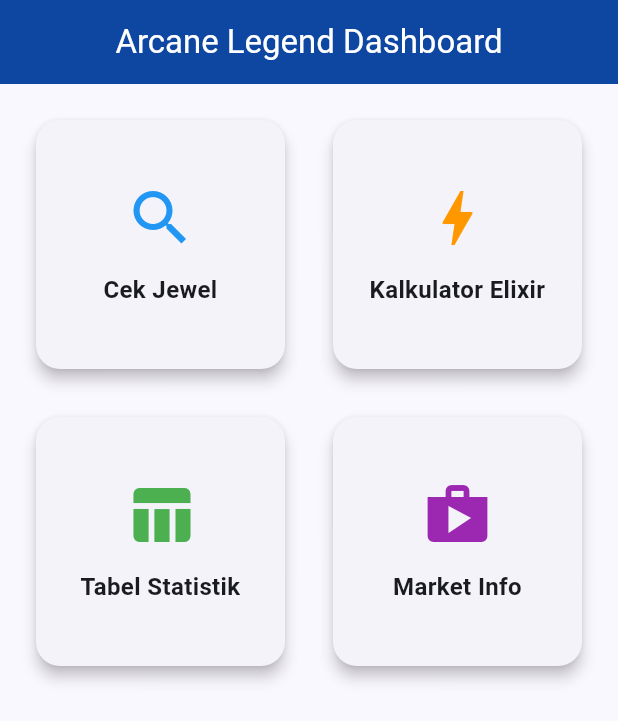
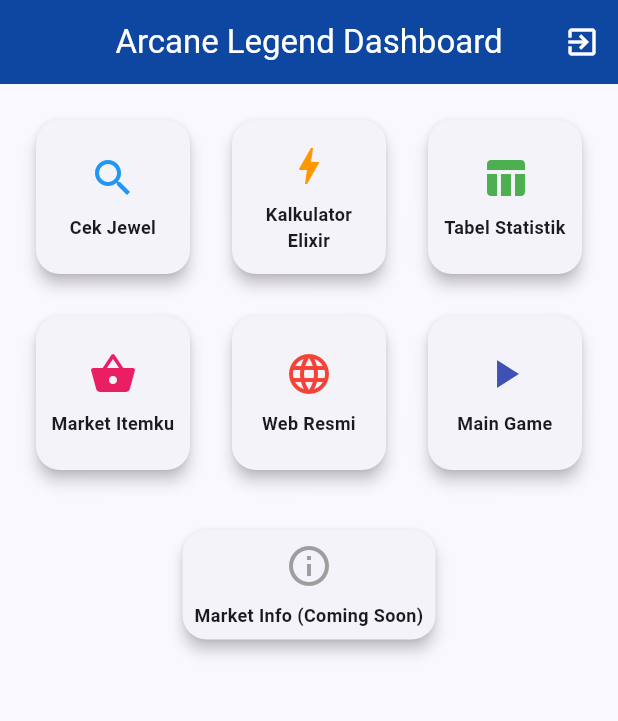
Before and after one commit to kanzankazu/Kanzan_Flutter_Arcane_Legend_Info, a Flutter app: the screen it shows after launch, on a phone screen of 412 x 824 dp. Shown: the top 721 px of the screen. Run offline on Flutter 3.47's test engine with Material 3 defaults, Android fonts, the phone set to English and light mode, and no system bars; our stand-ins replace bloc, equatable, flutter_bloc, go_router, google_fonts, injectable.

Commit message:
feat: enhance dashboard with external links and UI redesign
- Added `url_launcher` dependency to open external web pages.
- Redesigned `HomeScreen` dashboard layout from a 2-column to a 3-column grid for a more compact view.
- Replaced the previous 'Market Info' button with several new external link buttons:
    - `Market Itemku`: Opens the Arcane Legends page on itemku.com.
    - `Web Resmi`: Links to the official Arcane Legends website.
    - `Main Game`: Directs to the web version of the game.
- Added a new `_launchURL` helper method to handle opening URLs in an external application.
- Added an exit button to the AppBar for better user session management on the web.
- Updated the placeholder for 'Market Info' to '(Coming Soon)' and styled it differently.

```diff
--- a/lib/screens/home_screen.dart
+++ b/lib/screens/home_screen.dart
@@ -2,6 +2,7 @@ import 'package:flutter/material.dart';
 import 'jewel_calculator_screen.dart';
 import 'elixir_calculator_screen.dart';
 import 'jewel_statistics_screen.dart';
+import 'package:url_launcher/url_launcher.dart';
 
 class HomeScreen extends StatelessWidget {
   const HomeScreen({super.key});
@@ -12,13 +13,30 @@ class HomeScreen extends StatelessWidget {
       appBar: AppBar(
         title: const Text('Arcane Legend Dashboard'),
         centerTitle: true,
+        actions: [
+          IconButton(
+            icon: const Icon(Icons.exit_to_app),
+            tooltip: 'Keluar',
+            onPressed: () {
+              // Untuk mobile kita bisa keluar aplikasi, untuk web kita kembalikan ke splash atau sekedar info
+              ScaffoldMessenger.of(context).showSnackBar(
+                const SnackBar(content: Text('Sesi Berakhir. Silakan tutup tab browser Anda.')),
+              );
+            },
           ),
-      body: Padding(
+        ],
+      ),
+      body: SingleChildScrollView(
+        child: Padding(
           padding: const EdgeInsets.all(16.0),
-        child: GridView.count(
-          crossAxisCount: 2,
-          crossAxisSpacing: 16,
-          mainAxisSpacing: 16,
+          child: Column(
+            children: [
+              GridView.count(
+                crossAxisCount: 3,
+                crossAxisSpacing: 12,
+                mainAxisSpacing: 12,
+                shrinkWrap: true,
+                physics: const NeverScrollableScrollPhysics(),
                 children: [
                   _buildDashboardItem(
                     context,
@@ -52,9 +70,33 @@ class HomeScreen extends StatelessWidget {
                   ),
                   _buildDashboardItem(
                     context,
-              title: 'Market Info',
-              icon: Icons.shop,
-              color: Colors.purple,
+                    title: 'Market Itemku',
+                    icon: Icons.shopping_basket,
+                    color: Colors.pink,
+                    onTap: () => _launchURL('https://www.itemku.com/g/arcane-legends/semua'),
+                  ),
+                  _buildDashboardItem(
+                    context,
+                    title: 'Web Resmi',
+                    icon: Icons.language,
+                    color: Colors.red,
+                    onTap: () => _launchURL('https://www.arcanelegendsgame.com/'),
+                  ),
+                  _buildDashboardItem(
+                    context,
+                    title: 'Main Game',
+                    icon: Icons.play_arrow,
+                    color: Colors.indigo,
+                    onTap: () => _launchURL('https://account.spacetimestudios.com/arcanelegends/'),
+                  ),
+                ],
+              ),
+              const SizedBox(height: 24),
+              _buildDashboardItem(
+                context,
+                title: 'Market Info (Coming Soon)',
+                icon: Icons.info_outline,
+                color: Colors.grey,
                 onTap: () {
                   ScaffoldMessenger.of(context).showSnackBar(
                     const SnackBar(content: Text('Fitur Market Info akan segera hadir!')),
@@ -64,7 +106,24 @@ class HomeScreen extends StatelessWidget {
             ],
           ),
         ),
+      ),
     );
+  }
+
+  Future<void> _launchURL(String urlString) async {
+    final Uri url = Uri.parse(urlString);
+    try {
+      if (await canLaunchUrl(url)) {
+        await launchUrl(
+          url,
+          mode: LaunchMode.externalApplication,
+        );
+      } else {
+        debugPrint('Could not launch $urlString');
+      }
+    } catch (e) {
+      debugPrint('Error launching URL: $e');
+    }
   }
 
   Widget _buildDashboardItem(
@@ -80,22 +139,25 @@ class HomeScreen extends StatelessWidget {
       child: InkWell(
         onTap: onTap,
         borderRadius: BorderRadius.circular(16),
+        child: Padding(
+          padding: const EdgeInsets.all(8.0),
           child: Column(
             mainAxisAlignment: MainAxisAlignment.center,
             children: [
-            Icon(icon, size: 48, color: color),
-            const SizedBox(height: 12),
+              Icon(icon, size: 32, color: color),
+              const SizedBox(height: 8),
               Text(
                 title,
                 textAlign: TextAlign.center,
                 style: const TextStyle(
-                fontSize: 16,
+                  fontSize: 12,
                   fontWeight: FontWeight.bold,
                 ),
               ),
             ],
           ),
         ),
+      ),
     );
   }
 }
--- a/pubspec.yaml
+++ b/pubspec.yaml
@@ -10,6 +10,7 @@ dependencies:
   flutter:
     sdk: flutter
   cupertino_icons: ^1.0.8
+  url_launcher: ^6.3.0
   flutter_bloc: ^8.1.4
   get_it: ^7.6.7
   injectable: ^2.1.2
```
Also changed, not shown: pubspec.lock, 5 other files. Lines whose indentation alone changed are shown as unchanged.
